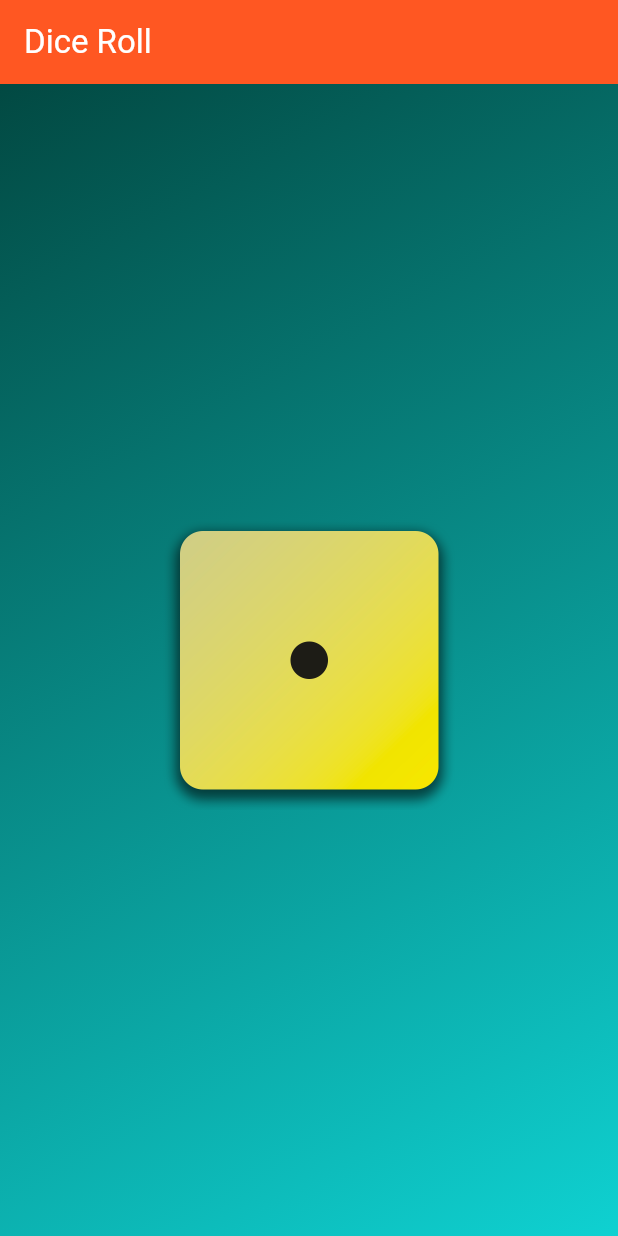
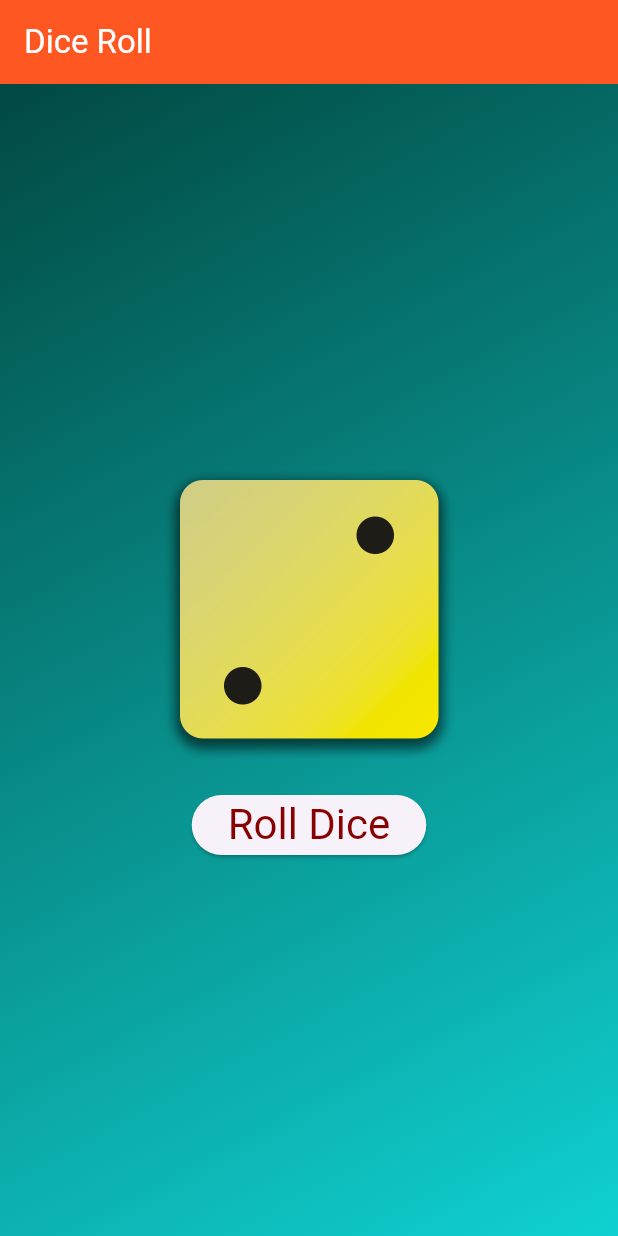
Before and after one commit to abmuslim2021/2nd-app-dice-roll, a Flutter app: the screen it shows after launch, on a phone screen of 412 x 824 dp. Run offline on Flutter 3.47's test engine with Material 3 defaults, Android fonts, the phone set to English and light mode, and no system bars.

Commit message:
Dice change created

```diff
--- /dev/null
+++ b/lib/dice_roller.dart
@@ -0,0 +1,46 @@
+import 'package:flutter/material.dart';
+
+class DiceRoller extends StatefulWidget {
+  const DiceRoller({super.key});
+
+  @override
+  State<DiceRoller> createState() => _DiceRollerState();
+}
+
+
+class _DiceRollerState extends State<DiceRoller> {
+  var changeDice = 'assets/images/dice-2.png';
+  void rollDice() {
+    setState(() {
+      changeDice = 'assets/images/dice-3.png';
+    });
+
+  }
+
+  @override
+  Widget build(BuildContext context) {
+    return Column(
+      mainAxisSize: MainAxisSize.min,
+      children: [
+        Image.asset(
+          changeDice,
+          width: 200,
+        ),
+        const SizedBox(
+          height: 20,
+        ),
+        ElevatedButton(
+          onPressed: rollDice,
+          style: ElevatedButton.styleFrom(
+
+              // padding: const EdgeInsets.only(top: 20),
+              foregroundColor: const Color.fromARGB(255, 135, 1, 1),
+              textStyle: const TextStyle(
+                fontSize: 28,
+              )),
+          child: const Text('Roll Dice'),
+        ),
+      ],
+    );
+  }
+}
--- a/lib/main.dart
+++ b/lib/main.dart
@@ -1,4 +1,5 @@
 import 'package:flutter/material.dart';
+import 'package:second_flutter_app_dice_roll/dice_roller.dart';
 
 void main() {
   runApp(const MyApp());
@@ -6,6 +7,8 @@ void main() {
 
 class MyApp extends StatelessWidget {
   const MyApp({super.key});
+
+
 
   @override
   Widget build(BuildContext context) {
@@ -25,13 +28,12 @@ class MyApp extends StatelessWidget {
             Color.fromARGB(255, 15, 209, 209),
             Color.fromARGB(255, 2, 73, 66),
           ], end: Alignment.topLeft, begin: Alignment.bottomRight)),
-          child: Center(
-            child: Image.asset('assets/images/dice-1.png',
-            width: 200,
+          child: const Center(
+            child: DiceRoller()
             ),
           ),
         ),
-      ),
+
     );
   }
 }
```
